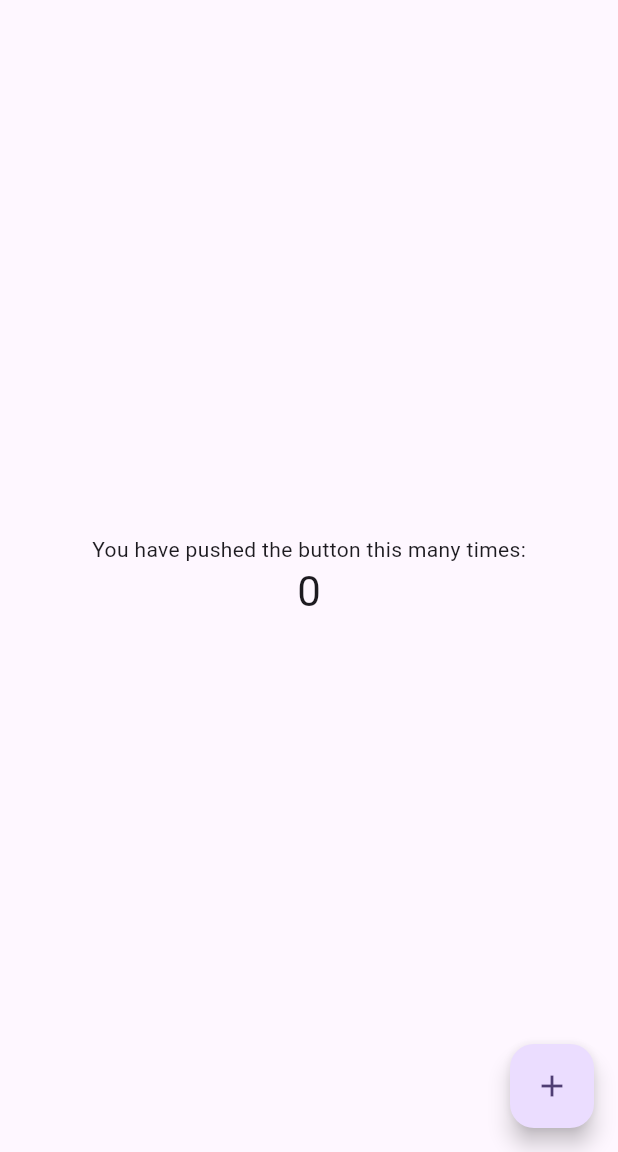
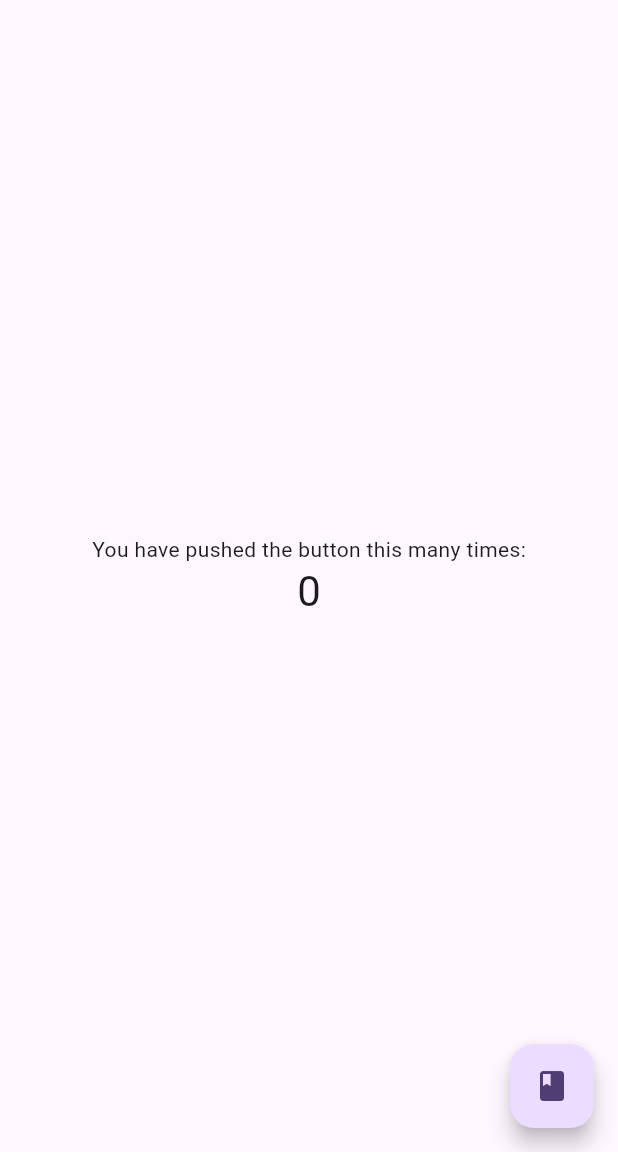
Before and after one commit to syifaurrahman/Project_mobilemini, a Flutter app: the screen it shows after launch, on a phone screen of 412 x 824 dp, the part 84-1236 px from its top. Run offline on Flutter 3.47's test engine with Material 3 defaults, Android fonts, the phone set to English and light mode, and no system bars.

Commit message:
commit test lagi

```diff
--- a/food_delivery_app/lib/main.dart
+++ b/food_delivery_app/lib/main.dart
@@ -118,7 +118,7 @@ class _MyHomePageState extends State<MyHomePage> {
       floatingActionButton: FloatingActionButton(
         onPressed: _incrementCounter,
         tooltip: 'Increment',
-        child: const Icon(Icons.add),
+        child: const Icon(Icons.book),
       ), // This trailing comma makes auto-formatting nicer for build methods.
     );
   }
```
